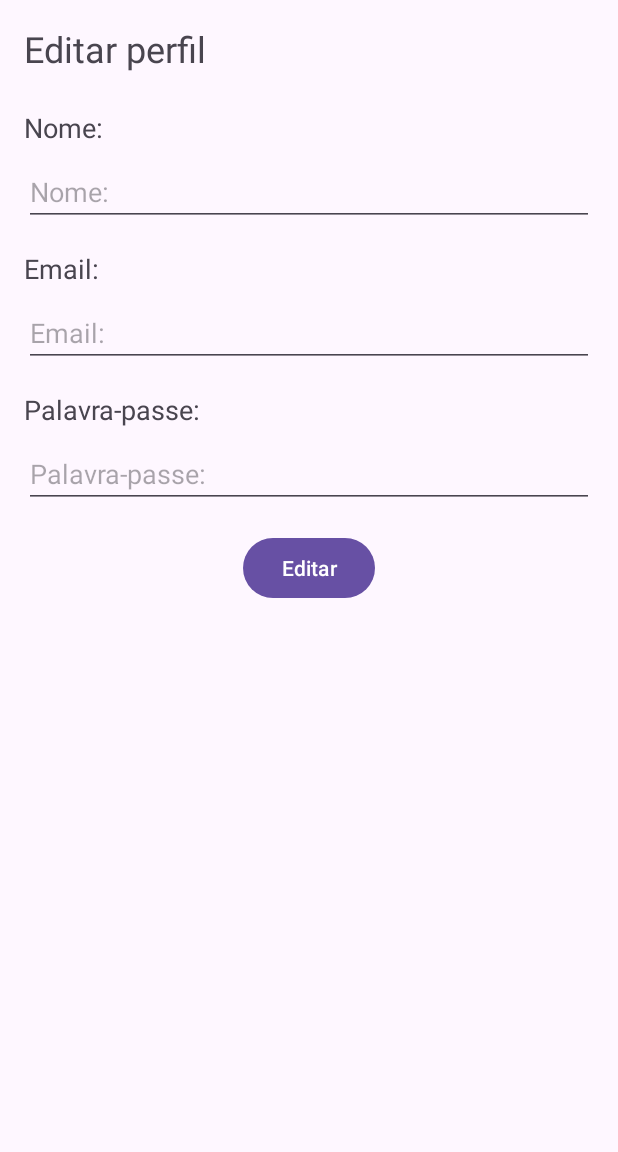
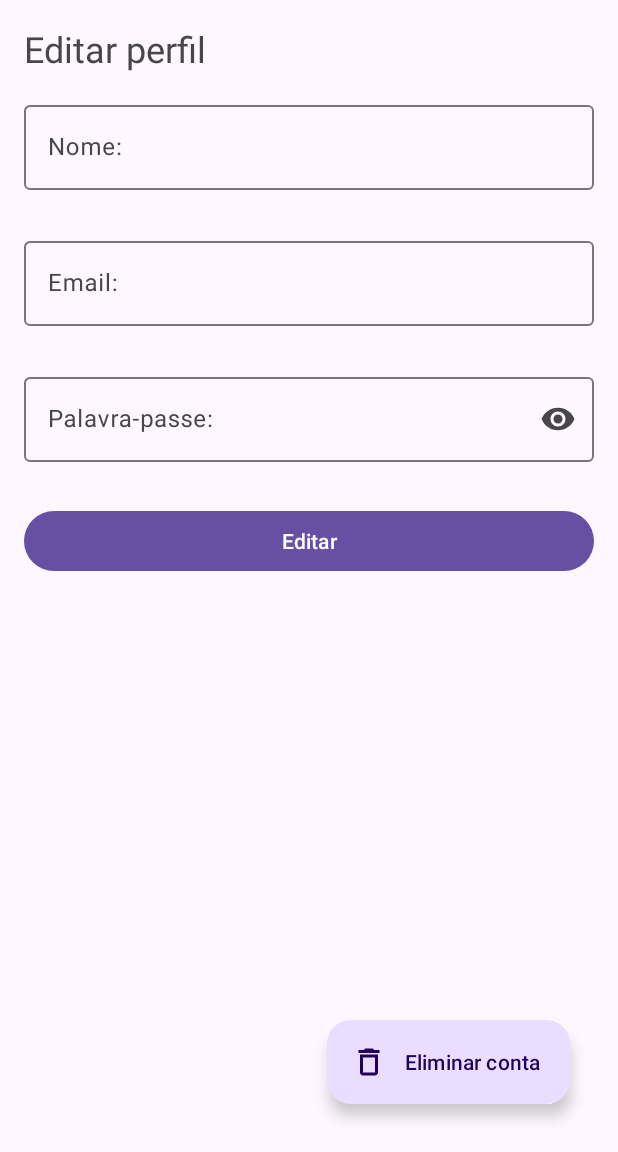
Before and after one commit to dgraca/Blog-Dam-App, an Android app: the fragment UserFragment placed in its activity, on a phone screen of 412 x 824 dp, the part 84-1236 px from its top. Run offline under Robolectric (Android 15) with nearby library versions, the phone set to English and light mode, and no system bars.

Commit message:
Project structure refactor + Edit User error handling

```diff
--- a/app/src/main/java/com/danielgraca/blog_dam_app/model/UserData.kt
+++ b/app/src/main/java/com/danielgraca/blog_dam_app/model/data/LoginData.kt
@@ -1,9 +1,8 @@
-package com.danielgraca.blog_dam_app.model
+package com.danielgraca.blog_dam_app.model.data
 
 import com.google.gson.annotations.SerializedName
 
-data class UserData (
-    @SerializedName("name") val name: String?,
+data class LoginData (
     @SerializedName("email") val email: String?,
     @SerializedName("password") val password: String?,
 )
--- a/app/src/main/java/com/danielgraca/blog_dam_app/model/RegisterData.kt
+++ b/app/src/main/java/com/danielgraca/blog_dam_app/model/data/UserEditData.kt
@@ -1,10 +1,9 @@
-package com.danielgraca.blog_dam_app.model
+package com.danielgraca.blog_dam_app.model.data
 
 import com.google.gson.annotations.SerializedName
 
-data class RegisterData (
+data class UserEditData (
     @SerializedName("name") val name: String?,
     @SerializedName("email") val email: String?,
     @SerializedName("password") val password: String?,
-    @SerializedName("password_confirmation") val passwordConfirmation: String?,
 )
--- a/app/src/main/java/com/danielgraca/blog_dam_app/model/AuthResponse.kt
+++ b/app/src/main/java/com/danielgraca/blog_dam_app/model/response/AuthResponse.kt
@@ -1,4 +1,4 @@
-package com.danielgraca.blog_dam_app.model
+package com.danielgraca.blog_dam_app.model.response
 
 import com.google.gson.annotations.SerializedName
 
--- a/app/src/main/java/com/danielgraca/blog_dam_app/retrofit/RetrofitInitializer.kt
+++ b/app/src/main/java/com/danielgraca/blog_dam_app/retrofit/RetrofitInitializer.kt
@@ -23,7 +23,7 @@ class RetrofitInitializer {
      * Create a Retrofit instance
      */
     private var retrofit: Retrofit? = Retrofit.Builder()
-        .baseUrl("https://8763-2001-8a0-dd84-2800-3032-ee47-4614-11b.ngrok-free.app/")
+        .baseUrl("https://df16-2001-8a0-dd84-2800-d092-f294-b635-dda.ngrok-free.app/")
         .addConverterFactory(GsonConverterFactory.create(gson))
         .build()
 
--- a/app/src/main/java/com/danielgraca/blog_dam_app/retrofit/service/UserDataService.kt
+++ b/app/src/main/java/com/danielgraca/blog_dam_app/retrofit/service/UserDataService.kt
@@ -1,16 +1,13 @@
 package com.danielgraca.blog_dam_app.retrofit.service
 
-import com.danielgraca.blog_dam_app.model.LoginData
-import com.danielgraca.blog_dam_app.model.AuthResponse
-import com.danielgraca.blog_dam_app.model.RegisterData
-import com.danielgraca.blog_dam_app.model.UserData
+import com.danielgraca.blog_dam_app.model.data.UserEditData
+import com.danielgraca.blog_dam_app.model.response.UserEditResponse
 import retrofit2.Call
 import retrofit2.http.Body
 import retrofit2.http.DELETE
 import retrofit2.http.GET
 import retrofit2.http.Header
 import retrofit2.http.Headers
-import retrofit2.http.POST
 import retrofit2.http.PUT
 
 
@@ -24,19 +21,19 @@ interface UserDataService {
      */
     @GET("api/user")
     @Headers("Accept: application/json")
-    fun get(@Header("Authorization") token: String): Call<UserData>
+    fun get(@Header("Authorization") token: String): Call<UserEditResponse>
 
     /**
      * Send a POST request to the server to update the user data
      */
     @PUT("api/user")
     @Headers("Accept: application/json")
-    fun update(@Header("Authorization") token: String, @Body body: UserData): Call<UserData>
+    fun update(@Header("Authorization") token: String, @Body body: UserEditData): Call<UserEditResponse>
 
     /**
      * Send a DELETE request to the server to delete the user data
      */
-    @DELETE("api/user/delete")
+    @DELETE("api/user")
     @Headers("Accept: application/json")
-    fun delete(@Header("Authorization") token: String): Call<UserData>
+    fun delete(@Header("Authorization") token: String): Call<UserEditResponse>
 }
--- a/app/src/main/java/com/danielgraca/blog_dam_app/ui/activity/MainActivity.kt
+++ b/app/src/main/java/com/danielgraca/blog_dam_app/ui/activity/MainActivity.kt
@@ -11,7 +11,8 @@ import androidx.core.view.GravityCompat
 import androidx.drawerlayout.widget.DrawerLayout
 import androidx.fragment.app.Fragment
 import com.danielgraca.blog_dam_app.R
-import com.danielgraca.blog_dam_app.model.UserData
+import com.danielgraca.blog_dam_app.model.data.UserEditData
+import com.danielgraca.blog_dam_app.model.response.UserEditResponse
 import com.danielgraca.blog_dam_app.retrofit.RetrofitInitializer
 import com.danielgraca.blog_dam_app.ui.fragment.AboutMeFragment
 import com.danielgraca.blog_dam_app.ui.fragment.HomeFragment
@@ -136,8 +137,8 @@ class MainActivity : AppCompatActivity(), NavigationView.OnNavigationItemSelecte
         // Get reference to API
         val call = RetrofitInitializer().userDataService()?.get(token)
 
-        call?.enqueue(object : Callback<UserData?> {
-            override fun onResponse(call: Call<UserData?>, response: Response<UserData?>) {
+        call?.enqueue(object : Callback<UserEditResponse?> {
+            override fun onResponse(call: Call<UserEditResponse?>, response: Response<UserEditResponse?>) {
                 if (response.isSuccessful) {
                     // set navigation_username with name from response
                     findViewById<TextView>(R.id.tvUserName).text = response.body()?.name
@@ -148,7 +149,7 @@ class MainActivity : AppCompatActivity(), NavigationView.OnNavigationItemSelecte
                 }
             }
 
-            override fun onFailure(call: Call<UserData?>, t: Throwable) {
+            override fun onFailure(call: Call<UserEditResponse?>, t: Throwable) {
                 logout()
             }
         })
--- a/app/src/main/java/com/danielgraca/blog_dam_app/ui/fragment/UserFragment.kt
+++ b/app/src/main/java/com/danielgraca/blog_dam_app/ui/fragment/UserFragment.kt
@@ -7,14 +7,18 @@ import androidx.fragment.app.Fragment
 import android.view.LayoutInflater
 import android.view.View
 import android.view.ViewGroup
-import android.widget.Button
-import android.widget.EditText
-import android.widget.TextView
 import com.danielgraca.blog_dam_app.R
-import com.danielgraca.blog_dam_app.model.UserData
+import com.danielgraca.blog_dam_app.model.data.UserEditData
+import com.danielgraca.blog_dam_app.model.response.UserEditErrorResponse
+import com.danielgraca.blog_dam_app.model.response.UserEditResponse
 import com.danielgraca.blog_dam_app.retrofit.RetrofitInitializer
 import com.danielgraca.blog_dam_app.ui.activity.AuthActivity
 import com.danielgraca.blog_dam_app.utils.SharedPreferencesUtils
+import com.google.android.material.button.MaterialButton
+import com.google.android.material.dialog.MaterialAlertDialogBuilder
+import com.google.android.material.floatingactionbutton.ExtendedFloatingActionButton
+import com.google.android.material.textfield.TextInputLayout
+import com.google.gson.Gson
 import retrofit2.Call
 import retrofit2.Callback
 import retrofit2.Response
@@ -22,10 +26,11 @@ import retrofit2.Response
 class UserFragment : Fragment() {
 
     // UI elements
-    private lateinit var etEditUserName: EditText
-    private lateinit var etEditEmail: EditText
-    private lateinit var etEditPassword: EditText
-    private lateinit var btnEditUser: Button
+    private lateinit var tilEditUserName: TextInputLayout
+    private lateinit var tilEditEmail: TextInputLayout
+    private lateinit var tilEditPassword: TextInputLayout
+    private lateinit var btnEditUser: MaterialButton
+    private lateinit var btnDeleteUser: ExtendedFloatingActionButton
     private lateinit var sharedPreferences: SharedPreferencesUtils
 
     /**
@@ -46,10 +51,11 @@ class UserFragment : Fragment() {
         super.onViewCreated(view, savedInstanceState)
 
         // Get references to UI elements
-        etEditUserName = view.findViewById(R.id.etEditUserName)
-        etEditEmail = view.findViewById(R.id.etEditEmail)
-        etEditPassword = view.findViewById(R.id.etEditPassword)
+        tilEditUserName = view.findViewById(R.id.tilEditName)
+        tilEditEmail = view.findViewById(R.id.tilEditEmail)
+        tilEditPassword = view.findViewById(R.id.tilEditPassword)
         btnEditUser = view.findViewById(R.id.btnEditUser)
+        btnDeleteUser = view.findViewById(R.id.fabDeleteUser)
 
         // Initialize shared preferences utils
         sharedPreferences = SharedPreferencesUtils
@@ -60,6 +66,48 @@ class UserFragment : Fragment() {
 
         // Set click listeners
         btnEditUser.setOnClickListener { updateUserData() }
+        btnDeleteUser.setOnClickListener { showDeleteDialog() }
+    }
+
+    /**
+     * Show delete dialog
+     */
+    private fun showDeleteDialog() {
+        MaterialAlertDialogBuilder(requireContext())
+            .setTitle(resources.getString(R.string.delete_dialog_title))
+            .setMessage(resources.getString(R.string.delete_dialog_supporting_text))
+            .setNegativeButton(resources.getString(R.string.delete_dialog_decline)) { dialog, which ->
+                // do nothing
+            }
+            .setPositiveButton(resources.getString(R.string.delete_dialog_accept)) { dialog, which ->
+                // send a request o server to delete account
+                deleteAccount()
+            }
+            .show()
+    }
+
+    /**
+     * Delete account
+     */
+    private fun deleteAccount() {
+        val token = "Bearer ${sharedPreferences.get("TOKEN")}"
+
+        // Get reference to API
+        val call = RetrofitInitializer().userDataService()?.delete(token)
+
+        call?.enqueue(object : Callback<UserEditResponse?> {
+            override fun onResponse(call: Call<UserEditResponse?>, response: Response<UserEditResponse?>) {
+                if (response.isSuccessful) {
+                    logout()
+                } else if (response.code() == 401) {
+                    // show error message
+                }
+            }
+
+            override fun onFailure(call: Call<UserEditResponse?>, t: Throwable) {
+                logout()
+            }
+        })
     }
 
     /**
@@ -67,24 +115,23 @@ class UserFragment : Fragment() {
      */
     private fun getUserData() {
         val token = "Bearer ${sharedPreferences.get("TOKEN")}"
-        Log.d("TOKEN", token)
 
         // Get reference to API
         val call = RetrofitInitializer().userDataService()?.get(token)
 
-        call?.enqueue(object : Callback<UserData?> {
-            override fun onResponse(call: Call<UserData?>, response: Response<UserData?>) {
+        call?.enqueue(object : Callback<UserEditResponse?> {
+            override fun onResponse(call: Call<UserEditResponse?>, response: Response<UserEditResponse?>) {
                 if (response.isSuccessful) {
                     // set edit_username with name from response
-                    etEditUserName.setText(response.body()?.name)
+                    tilEditUserName.editText?.setText(response.body()!!.name)
                     // set edit_email with email from response
-                    etEditEmail.setText(response.body()?.email)
+                    tilEditEmail.editText?.setText(response.body()!!.email)
                 } else if (response.code() == 401) {
                     logout()
                 }
             }
 
-            override fun onFailure(call: Call<UserData?>, t: Throwable) {
+            override fun onFailure(call: Call<UserEditResponse?>, t: Throwable) {
                 logout()
             }
         })
@@ -94,39 +141,84 @@ class UserFragment : Fragment() {
      * Update user data
      */
     private fun updateUserData() {
+        // hide errors
+        tilEditUserName.error = null
+        tilEditEmail.error = null
+        tilEditPassword.error = null
+
         val token = "Bearer ${sharedPreferences.get("TOKEN")}"
-        Log.d("TOKEN", token)
 
-        var data = UserData(
-            name = etEditUserName.text.toString(),
-            email = etEditEmail.text.toString(),
-            password = etEditPassword.text.toString()
+        var data = UserEditData(
+            name = tilEditUserName.editText?.text.toString(),
+            email = tilEditEmail.editText?.text.toString(),
+            password = tilEditPassword.editText?.text.toString(),
         )
+
+        Log.d("DATA", data.toString())
 
         // Get reference to API
         val call = RetrofitInitializer().userDataService()?.update(token, data)
 
-        call?.enqueue(object : Callback<UserData?> {
-            override fun onResponse(call: Call<UserData?>, response: Response<UserData?>) {
+        call?.enqueue(object : Callback<UserEditResponse?> {
+            override fun onResponse(call: Call<UserEditResponse?>, response: Response<UserEditResponse?>) {
+                Log.d("RESPONSE", response.body().toString())
                 if (response.isSuccessful) {
                     // set edit_username with name from response
-                    etEditUserName.setText(response.body()?.name)
+                    tilEditUserName.editText?.setText(response.body()!!.name)
                     // set edit_email with email from response
-                    etEditEmail.setText(response.body()?.email)
+                    tilEditEmail.editText?.setText(response.body()!!.email)
 
                     // TODO: update navigation header name and email
                 } else if (response.code() == 401) {
+                    // User is not authenticated
                     logout()
-                } else {
-                    // TODO: handle errors
-                    Log.e("ERROR", response.message())
+                } else if (response.code() == 422) {
+                    // Request is invalid, handle errors
+                    // get error body
+                    val errorBody = response.errorBody()?.string()
+                    // parse error body to UserEditErrorResponse
+                    val errorResponse = Gson().fromJson(errorBody, UserEditErrorResponse::class.java)
+                    // handle errors
+                    handleUpdateErrors(errorResponse.errors)
                 }
             }
 
-            override fun onFailure(call: Call<UserData?>, t: Throwable) {
+            override fun onFailure(call: Call<UserEditResponse?>, t: Throwable) {
                 logout()
             }
         })
+    }
+
+    /**
+     * Handle update errors
+     */
+    private fun handleUpdateErrors(errors: Map<String, List<String>>) {
+        // loop through errors
+        for ((key, value) in errors) {
+            // check if key is name
+            if (key == "name") {
+                // loop through name errors and append errors to error message
+                for (error in value) {
+                    tilEditUserName.error = error
+                }
+            }
+
+            // check if key is email
+            if (key == "email") {
+                // loop through email errors and append errors to error message
+                for (error in value) {
+                    tilEditEmail.error = error
+                }
+            }
+
+            // check if key is password
+            if (key == "password") {
+                // loop through password errors and append errors to error message
+                for (error in value) {
+                    tilEditPassword.error = error
+                }
+            }
+        }
     }
 
     /**
--- /dev/null
+++ b/app/src/main/res/drawable/baseline_delete_outline_24.xml
@@ -0,0 +1,5 @@
+<vector android:height="24dp" android:tint="#000000"
+    android:viewportHeight="24" android:viewportWidth="24"
+    android:width="24dp" xmlns:android="http://schemas.android.com/apk/res/android">
+    <path android:fillColor="@android:color/white" android:pathData="M6,19c0,1.1 0.9,2 2,2h8c1.1,0 2,-0.9 2,-2L18,7L6,7v12zM8,9h8v10L8,19L8,9zM15.5,4l-1,-1h-5l-1,1L5,4v2h14L19,4z"/>
+</vector>
--- a/app/src/main/res/layout/activity_auth.xml
+++ b/app/src/main/res/layout/activity_auth.xml
@@ -57,6 +57,7 @@
             <com.google.android.material.textfield.TextInputEditText
                 android:layout_width="match_parent"
                 android:layout_height="wrap_content"
+                android:inputType="textEmailAddress"
                 />
 
         </com.google.android.material.textfield.TextInputLayout>
--- a/app/src/main/res/layout/fragment_user.xml
+++ b/app/src/main/res/layout/fragment_user.xml
@@ -3,78 +3,88 @@
     xmlns:tools="http://schemas.android.com/tools"
     android:layout_width="match_parent"
     android:layout_height="match_parent"
+    xmlns:app="http://schemas.android.com/apk/res-auto"
     android:padding="16dp"
     tools:context=".ui.fragment.UserFragment">
 
-    <TextView
-        android:id="@+id/tvEditUserTitle"
-        android:layout_width="wrap_content"
+    <!--  Title  -->
+    <com.google.android.material.textview.MaterialTextView
+        android:id="@+id/mtvEditTitle"
+        android:layout_width="match_parent"
         android:layout_height="wrap_content"
         android:text="@string/edit_title"
         android:textSize="24sp"
-        android:layout_marginBottom="24dp"/>
+        android:layout_marginBottom="16dp"/>
 
-    <!-- Username -->
-    <TextView
-        android:id="@+id/tvEditUserName"
+    <!--  Name     -->
+    <com.google.android.material.textfield.TextInputLayout
+        android:id="@+id/tilEditName"
+        android:layout_width="match_parent"
+        android:layout_height="wrap_content"
+        android:hint="@string/edit_username"
+        android:layout_below="@+id/mtvEditTitle"
+        android:layout_marginBottom="8dp"
+        app:errorEnabled="true">
+
+        <com.google.android.material.textfield.TextInputEditText
+            android:layout_width="match_parent"
+            android:layout_height="wrap_content"
+            android:inputType="textPersonName" />
+    </com.google.android.material.textfield.TextInputLayout>
+
+    <!--  Email     -->
+    <com.google.android.material.textfield.TextInputLayout
+        android:id="@+id/tilEditEmail"
+        android:layout_width="match_parent"
+        android:layout_height="wrap_content"
+        android:hint="@string/edit_email"
+        android:layout_below="@+id/tilEditName"
+        android:inputType="textEmailAddress"
+        android:layout_marginBottom="8dp"
+        app:errorEnabled="true">
+
+        <com.google.android.material.textfield.TextInputEditText
+            android:layout_width="match_parent"
+            android:layout_height="wrap_content"
+            android:inputType="textEmailAddress" />
+    </com.google.android.material.textfield.TextInputLayout>
+
+    <!--  Password     -->
+    <com.google.android.material.textfield.TextInputLayout
+        android:id="@+id/tilEditPassword"
+        android:layout_width="match_parent"
+        android:layout_height="wrap_content"
+        android:hint="@string/edit_password"
+        android:layout_below="@+id/tilEditEmail"
+        app:endIconMode="password_toggle"
+        android:layout_marginBottom="8dp"
+        app:errorEnabled="true">
+
+        <com.google.android.material.textfield.TextInputEditText
+            android:layout_width="match_parent"
+            android:layout_height="wrap_content"
+            android:inputType="textPassword" />
+    </com.google.android.material.textfield.TextInputLayout>
+
+    <!--  Edit Button   -->
+    <com.google.android.material.button.MaterialButton
+        android:id="@+id/btnEditUser"
+        android:layout_width="match_parent"
+        android:layout_height="wrap_content"
+        android:layout_below="@+id/tilEditPassword"
+        android:text="@string/edit_action" />
+
+    <!--  Delete Floating Action Button   -->
+    <com.google.android.material.floatingactionbutton.ExtendedFloatingActionButton
+        android:id="@+id/fabDeleteUser"
         android:layout_width="wrap_content"
         android:layout_height="wrap_content"
-        android:text="@string/edit_username"
-        android:textSize="18sp"
-        android:layout_below="@id/tvEditUserTitle" />
+        android:layout_alignParentBottom="true"
+        android:layout_alignParentEnd="true"
+        android:layout_marginBottom="16dp"
+        android:layout_marginEnd="16dp"
+        android:text="@string/edit_delete_action"
+        app:icon="@drawable/baseline_delete_outline_24" />
 
-    <EditText
-        android:id="@+id/etEditUserName"
-        android:layout_width="match_parent"
-        android:layout_height="wrap_content"
-        android:layout_below="@id/tvEditUserName"
-        android:layout_marginTop="8dp"
-        android:hint="@string/edit_username" />
-
-    <!-- Email -->
-    <TextView
-        android:id="@+id/tvEditEmail"
-        android:layout_width="wrap_content"
-        android:layout_height="wrap_content"
-        android:text="@string/edit_email"
-        android:textSize="18sp"
-        android:layout_marginTop="16dp"
-        android:layout_below="@id/etEditUserName" />
-
-    <EditText
-        android:id="@+id/etEditEmail"
-        android:layout_width="match_parent"
-        android:layout_height="wrap_content"
-        android:layout_below="@id/tvEditEmail"
-        android:layout_marginTop="8dp"
-        android:hint="@string/edit_email" />
-
-    <!-- Password -->
-    <TextView
-        android:id="@+id/tvEditPassword"
-        android:layout_width="wrap_content"
-        android:layout_height="wrap_content"
-        android:text="@string/editpassword"
-        android:textSize="18sp"
-        android:layout_marginTop="16dp"
-        android:layout_below="@id/etEditEmail" />
-
-    <EditText
-        android:id="@+id/etEditPassword"
-        android:layout_width="match_parent"
-        android:layout_height="wrap_content"
-        android:layout_below="@id/tvEditPassword"
-        android:layout_marginTop="8dp"
-        android:inputType="textPassword"
-        android:hint="@string/editpassword" />
-
-    <Button
-        android:id="@+id/btnEditUser"
-        android:layout_width="wrap_content"
-        android:layout_height="wrap_content"
-        android:layout_below="@id/etEditPassword"
-        android:layout_marginTop="16dp"
-        android:text="@string/edit_action"
-        android:layout_centerHorizontal="true"/>
 
 </RelativeLayout>
--- a/app/src/main/res/values/edit_user.xml
+++ b/app/src/main/res/values/edit_user.xml
@@ -3,6 +3,13 @@
     <string name="edit_title">Editar perfil</string>
     <string name="edit_username">Nome:</string>
     <string name="edit_email">Email:</string>
-    <string name="editpassword">Palavra-passe:</string>
+    <string name="edit_password">Palavra-passe:</string>
     <string name="edit_action">Editar</string>
+    <string name="edit_delete_action">Eliminar conta</string>
+
+    <!--  Delete user dialog  -->
+    <string name="delete_dialog_title">Eliminar conta</string>
+    <string name="delete_dialog_supporting_text">Tem a certeza que pertende eliminar a sua conta? Esta ação é irreversível.</string>
+    <string name="delete_dialog_decline">Cancelar</string>
+    <string name="delete_dialog_accept">Sim, eliminar</string>
 </resources>
```
Also changed, not shown: app/src/main/java/com/danielgraca/blog_dam_app/model/LoginData.kt (deleted, +0 -8 lines), app/src/main/java/com/danielgraca/blog_dam_app/model/data/RegisterData.kt (added, +10 -0 lines), app/src/main/java/com/danielgraca/blog_dam_app/model/response/UserEditErrorResponse.kt (added, +7 -0 lines), app/src/main/java/com/danielgraca/blog_dam_app/model/response/UserEditResponse.kt (added, +8 -0 lines), app/src/main/java/com/danielgraca/blog_dam_app/retrofit/service/UserAuthService.kt (+3 -4 lines), app/src/main/java/com/danielgraca/blog_dam_app/ui/activity/AuthActivity.kt (+3 -4 lines).
